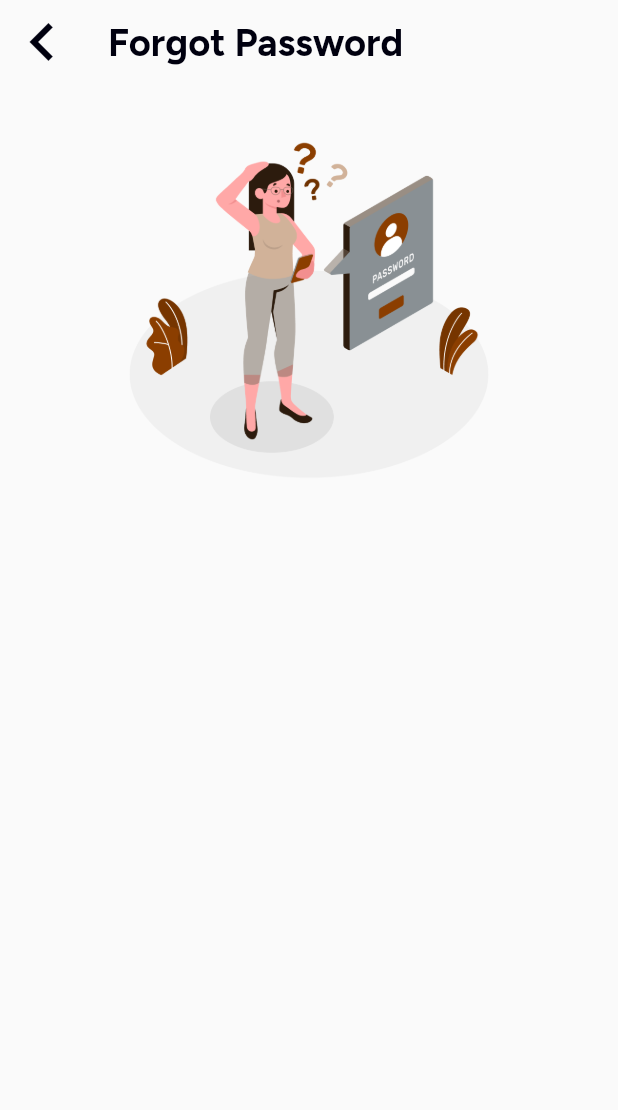
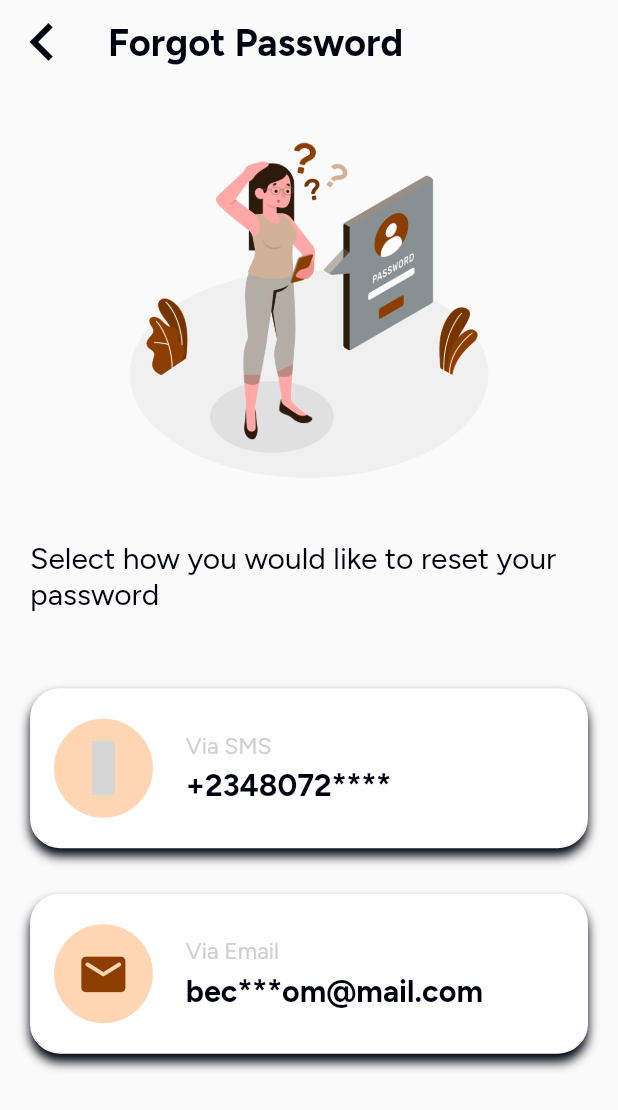
Before and after one commit to theflaury/flaury-mobile-app, a Flutter app: the ForgotPasswordView screen opened by its route, on a phone screen of 412 x 824 dp. Shown: the top 1110 px of the screen. Run offline on Flutter 3.47's test engine with Material 2 defaults, Android fonts, the light colour scheme and no system bars; our stand-ins replace flutter_screenutil, flutter_spinkit, get, google_fonts, iconsax_flutter; statements that could not run were skipped; grey boxes are pictures that could not be loaded.

Commit message:
forgotten password

```diff
--- a/lib/app/modules/forgot_password/views/forgot_password_view.dart
+++ b/lib/app/modules/forgot_password/views/forgot_password_view.dart
@@ -1,10 +1,13 @@
 import 'package:flaury/app/theme/colors.dart';
 import 'package:flaury/app/widgets/apptext.dart';
+import 'package:flaury/app/widgets/fgbutton.dart';
 import 'package:flaury/app/widgets/space.dart';
+import 'package:flutter/foundation.dart';
 import 'package:flutter/material.dart';
 import 'package:flutter_screenutil/flutter_screenutil.dart';
 
 import 'package:get/get.dart';
+import 'package:iconsax_flutter/iconsax_flutter.dart';
 
 import '../controllers/forgot_password_controller.dart';
 
@@ -29,7 +32,7 @@ class ForgotPasswordView extends GetView<ForgotPasswordController> {
         padding: simPad(20, 20),
         child: Column(
           mainAxisAlignment: MainAxisAlignment.start,
-            crossAxisAlignment: CrossAxisAlignment.center,
+          //crossAxisAlignment: CrossAxisAlignment.center,
           children: [
             Center(
               child: Image.asset(
@@ -37,8 +40,44 @@ class ForgotPasswordView extends GetView<ForgotPasswordController> {
                 height: 250.h,
               ),
             ),
+            vSpace(30),
+            MedAppText(
+              'Select how you would like to reset your password',
+              fontSize: 20,
+            ),
+            vSpace(50),
+            GestureDetector(
+              onTap: () {
+                // Handle tap gesture here (e.g., navigate to another page)
+                if (kDebugMode) {
+                  print('SMS container tapped!');
+                }
+              },
+              child: const FgButton(
+                bordercolor: AppColors.white,
+                hint: 'Via SMS',
+                label: '+2348072****',
+                icon: Iconsax.message,
+              ),
+            ),
+            vSpace(30),
+            GestureDetector(
+              onTap: () {
+                // Handle tap gesture here (e.g., navigate to another page)
+                if (kDebugMode) {
+                  print('Email container tapped!');
+                }
+              },
+              child: const FgButton(
+                bordercolor: AppColors.white,
+                hint: 'Via Email',
+                label: 'bec***om@mail.com',
+                icon: Icons.email_rounded,
+              ),
+            )
           ],
         ),
-        ),);
+      ),
+    );
   }
 }
--- /dev/null
+++ b/lib/app/widgets/fgbutton.dart
@@ -0,0 +1,83 @@
+import 'package:flaury/app/theme/colors.dart';
+import 'package:flaury/app/widgets/apptext.dart';
+import 'package:flaury/app/widgets/space.dart';
+import 'package:flutter/material.dart';
+import 'package:flutter_screenutil/flutter_screenutil.dart';
+
+class FgButton extends StatelessWidget {
+  const FgButton({
+    super.key,
+    required this.hint,
+    required this.label,
+    required this.icon,
+    required this.bordercolor,
+  });
+
+  final String? hint;
+  final String? label;
+  final IconData? icon;
+  final Color? bordercolor;
+
+  @override
+  Widget build(BuildContext context) {
+    return Center(
+      child: Container(
+        padding: simPad(10, 15),
+        width: double.infinity,
+        height: 105.h,
+        decoration: BoxDecoration(
+          color: AppColors.white,
+          boxShadow: const [
+            BoxShadow(
+              color: AppColors.black,
+              offset: Offset(
+                0.0,
+                5.0,
+              ),
+              blurRadius: 5.0,
+            ),
+          ],
+          borderRadius: BorderRadius.circular(20),
+          border: Border.all(
+            color: bordercolor ?? AppColors.white,
+          ),
+        ),
+        child: Row(
+          mainAxisAlignment: MainAxisAlignment.start,
+          crossAxisAlignment: CrossAxisAlignment.center,
+          children: [
+            Container(
+              width: 60.w,
+              height: 60.w,
+              decoration: const BoxDecoration(
+                color: AppColors.primarylight,
+                shape: BoxShape.circle,
+              ),
+              child: Icon(
+                icon,
+                size: 35.h,
+                color: AppColors.primary,
+              ),
+            ),
+            hSpace(20),
+            Column(
+              mainAxisAlignment: MainAxisAlignment.center,
+              crossAxisAlignment: CrossAxisAlignment.start,
+              children: [
+                SmallAppText(
+                  hint ?? '',
+                  color: AppColors.grey,
+                ),
+                vSpace(5),
+                BigAppText(
+                  label ?? '',
+                  fontSize: 20.h,
+                )
+              ],
+            )
+          ],
+        ),
+      ),
+    );
+  }
+}
```
Lines whose indentation alone changed are shown as unchanged.
